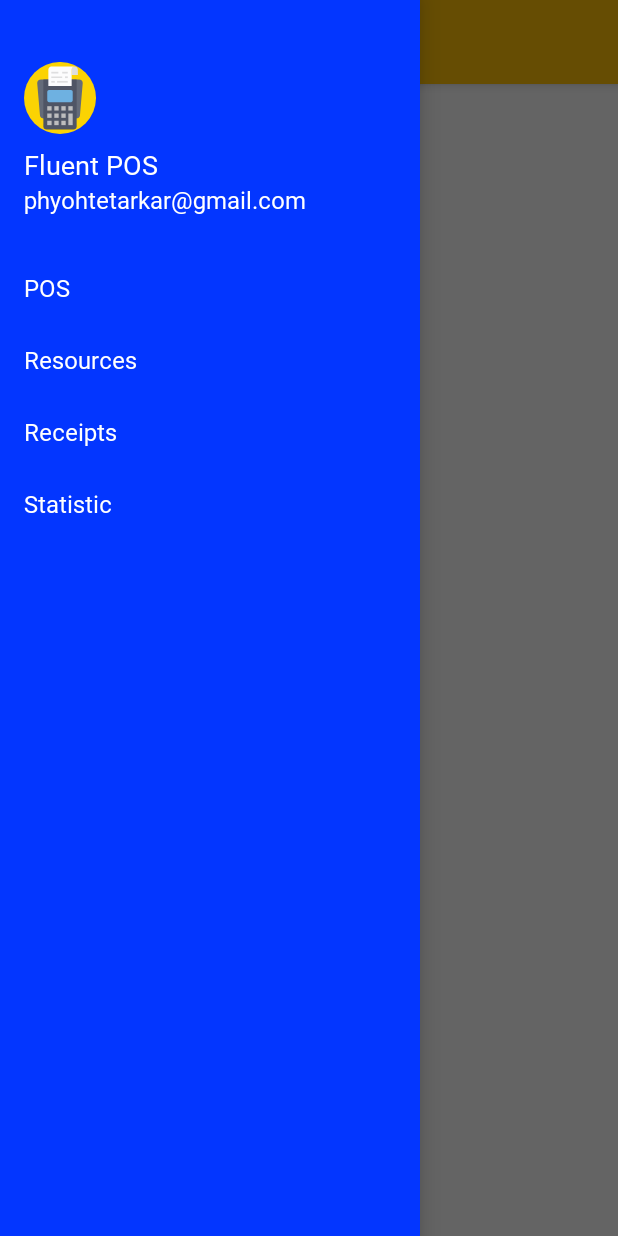
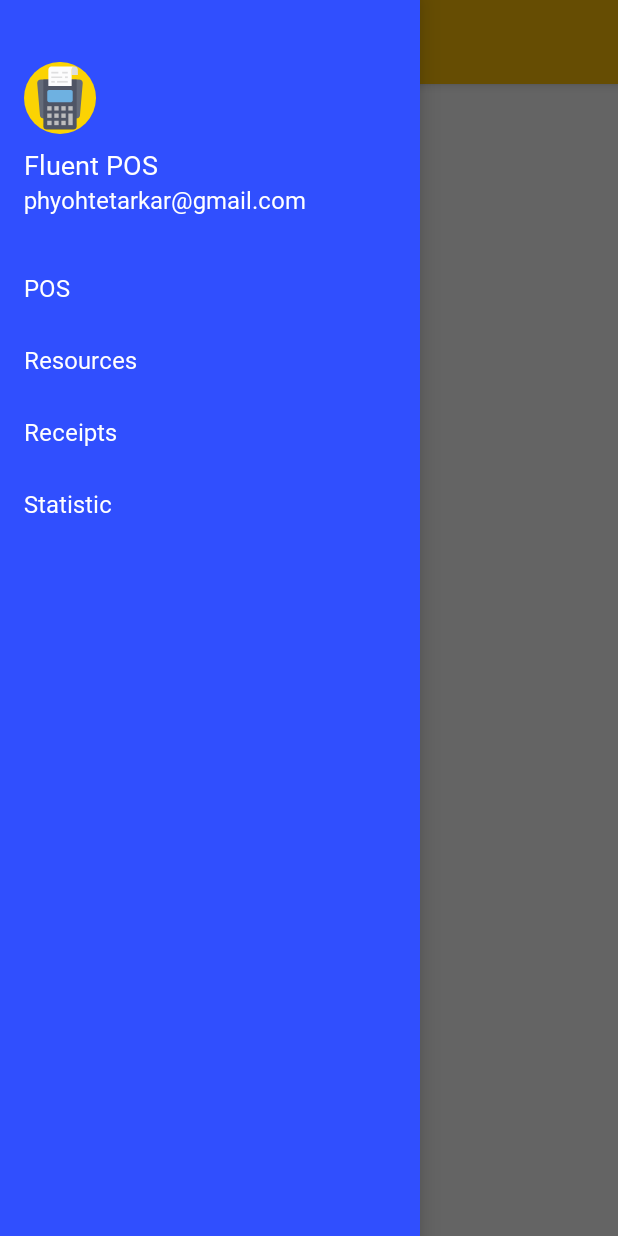
Before and after one commit to phyohtetarkar/flex-pos-android, an Android app: the screen it shows after launch (MainActivity), with the side drawer open, on a phone screen of 412 x 824 dp. Run offline under Robolectric (Android 15) with nearby library versions, the light colour scheme and no system bars; our stand-ins replace Room's generated code.

Commit message:
update color scheme

```diff
--- a/app/src/main/java/com/jsoft/pos/ui/custom/SimpleDividerItemDecoration.kt
+++ b/app/src/main/java/com/jsoft/pos/ui/custom/SimpleDividerItemDecoration.kt
@@ -17,7 +17,7 @@
     override fun getItemOffsets(outRect: Rect, view: View?, parent: RecyclerView?, state: RecyclerView.State?) {
         super.getItemOffsets(outRect, view, parent, state)
 
-        outRect.set(leftOffset, 0, 0, 1)
+        outRect.set(0, 0, 0, 1)
     }
 
 }
--- a/app/src/main/res/layout/fragment_resources.xml
+++ b/app/src/main/res/layout/fragment_resources.xml
@@ -4,6 +4,9 @@
     xmlns:tools="http://schemas.android.com/tools">
 
     <data class="ResourcesBinding">
+
+        <import type="android.view.View"/>
+
         <variable
             name="vm"
             type="com.jsoft.pos.ui.views.nav.ResourcesViewModel"/>
@@ -97,6 +100,7 @@
                     android:paddingTop="2dp"
                     android:paddingBottom="2dp"
                     android:textColor="@color/whitePrimary"
+                    android:visibility='@{vm.itemCount > 0 ? View.VISIBLE : View.GONE}'
                     android:text="@{safeUnbox(vm.itemCount)}"
                     android:textSize="12sp"
                     app:layout_constraintBaseline_toBaselineOf="@+id/tv_res_products"
@@ -113,6 +117,7 @@
                     android:paddingLeft="4dp"
                     android:paddingRight="4dp"
                     android:paddingTop="2dp"
+                    android:visibility='@{vm.categoryCount > 0 ? View.VISIBLE : View.GONE}'
                     android:text="@{safeUnbox(vm.categoryCount)}"
                     android:textColor="@color/whitePrimary"
                     android:textSize="12sp"
@@ -131,6 +136,7 @@
                     android:paddingLeft="4dp"
                     android:paddingRight="4dp"
                     android:paddingTop="2dp"
+                    android:visibility='@{vm.unitCount > 0 ? View.VISIBLE : View.GONE}'
                     android:text="@{safeUnbox(vm.unitCount)}"
                     android:textColor="@color/whitePrimary"
                     android:textSize="12sp"
--- a/app/src/main/res/values/colors.xml
+++ b/app/src/main/res/values/colors.xml
@@ -2,8 +2,8 @@
 <resources>
 
     <color name="colorPrimary">#FFC107</color>
-    <color name="colorPrimaryDark">#FFA000</color>
-    <color name="colorAccent">#0336ff</color>
+    <color name="colorPrimaryDark">#c79100</color>
+    <color name="colorAccent">#304ffe</color>
 
     <color name="colorError">#D13638</color>
     <color name="colorBack">#EEEEEE</color>
```
